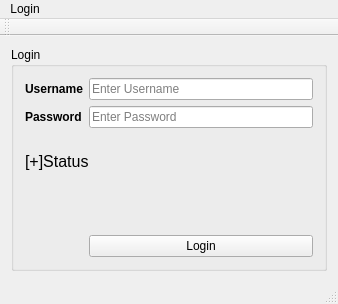
Old version of the form Verkefni3/mainwindow.ui in the repository ivarmarkusson/Verkefni-1.
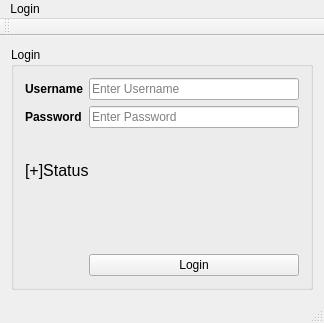
New version of the form.

Diff of the .ui file:
```diff
--- a/Verkefni3/mainwindow.ui
+++ b/Verkefni3/mainwindow.ui
@@ -6,8 +6,8 @@
    <rect>
     <x>0</x>
     <y>0</y>
-    <width>338</width>
-    <height>304</height>
+    <width>324</width>
+    <height>323</height>
    </rect>
   </property>
   <property name="windowTitle">
@@ -82,7 +82,7 @@
     <rect>
      <x>0</x>
      <y>0</y>
-     <width>338</width>
+     <width>324</width>
      <height>26</height>
     </rect>
    </property>
```
Left out of the diff: 28 changed lines with no effect on the pictures.
